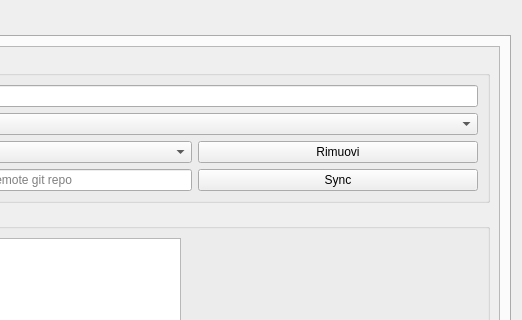
Before: the Qt Designer form qgisplugin/anncsu_manager/resources/ui/wizard_settings.ui in anncsu-open/anncsu-manager, drawn with Qt 5; both pictures show x 225 to 747 and y 0 to 320 of the 747 by 706 pixel window.
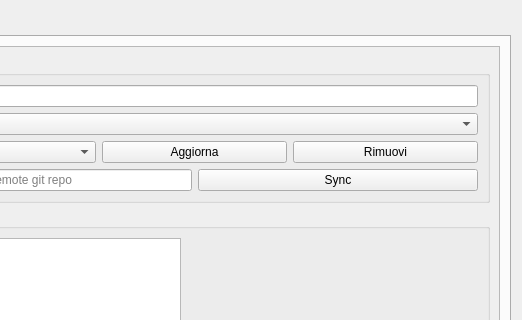
After: the same form once the commit is applied.

Commit message: draft for GUI management to update current session from anncsu

```diff
--- a/qgisplugin/anncsu_manager/resources/ui/wizard_settings.ui
+++ b/qgisplugin/anncsu_manager/resources/ui/wizard_settings.ui
@@ -105,6 +105,13 @@
                 <item>
                  <widget class="QComboBox" name="current_session"/>
                 </item>
+                <item>
+                 <widget class="QPushButton" name="update_session">
+                  <property name="text">
+                   <string>Aggiorna</string>
+                  </property>
+                 </widget>
+                </item>
                 <item>
                  <widget class="QPushButton" name="delete_session">
                   <property name="text">
```
The commit also changes 1 other file.
